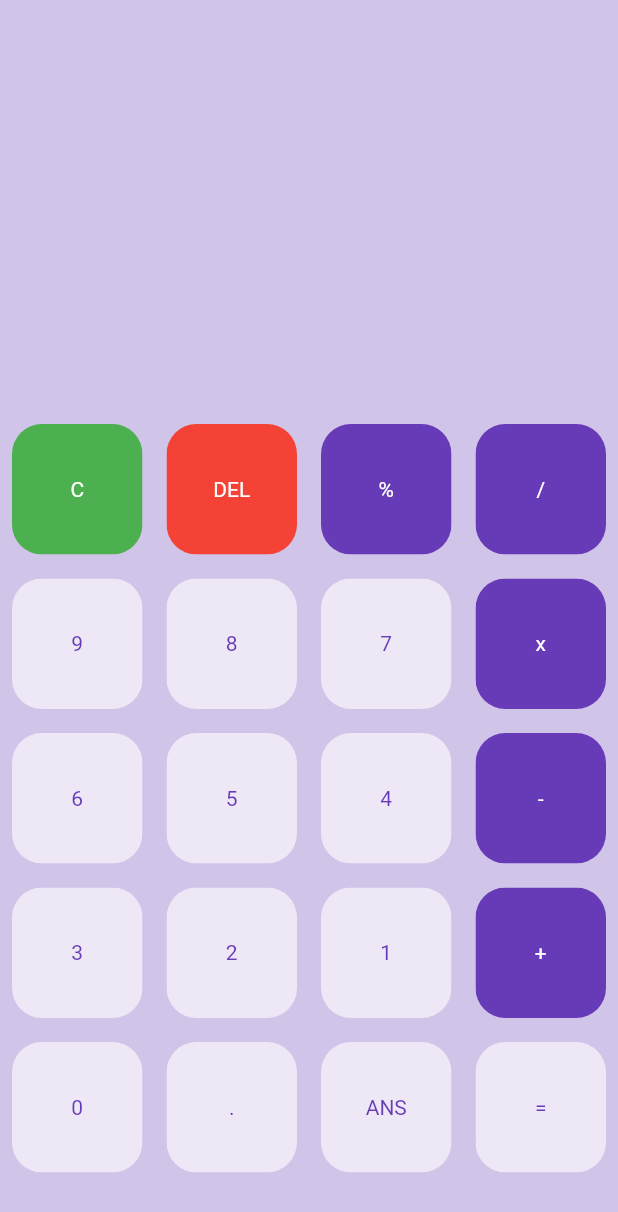
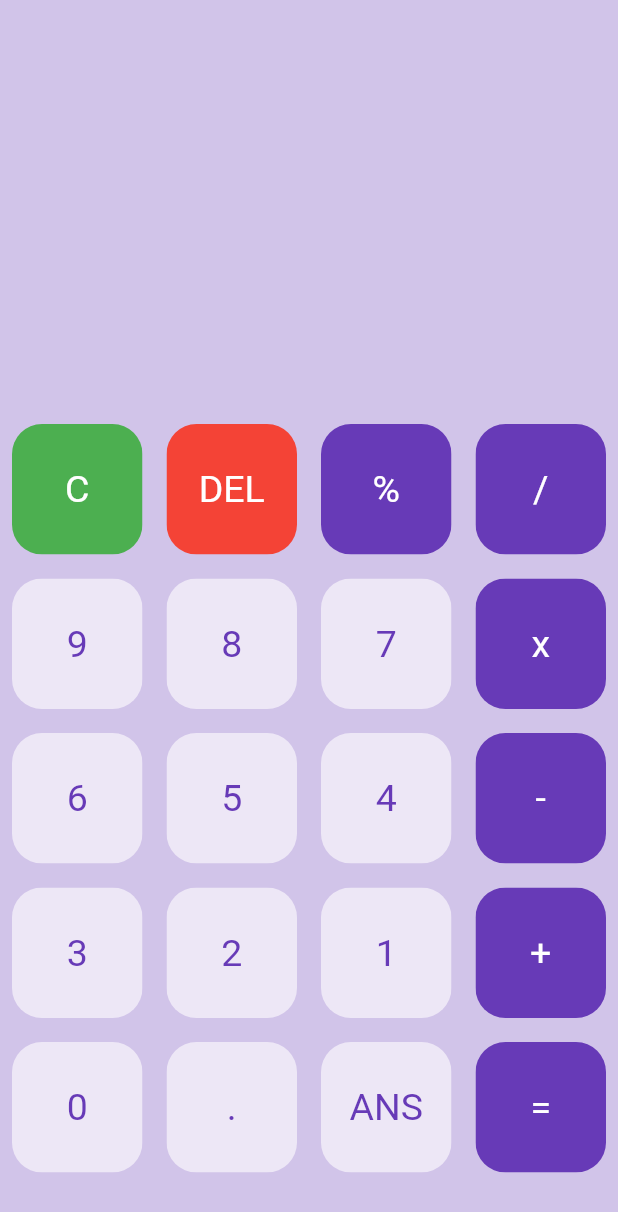
Before and after one commit to ariefhk/Calculator-App, a Flutter app: the screen it shows after launch, on a phone screen of 412 x 824 dp. Shown: the top 1212 px of the screen. Run offline on Flutter 3.47's test engine with Material 2 defaults, Android fonts, the phone set to English and light mode, and no system bars; our stand-ins replace math_expressions.

Commit message:
v1 calcu

```diff
--- a/calculator_app/lib/Model/button.dart
+++ b/calculator_app/lib/Model/button.dart
@@ -4,12 +4,19 @@ class MyButton extends StatelessWidget {
   final color;
   final textColor;
   final String buttonText;
+  final buttonTapped;
 
-  MyButton({this.color, this.textColor, required this.buttonText});
+  MyButton(
+      {this.color,
+      this.textColor,
+      required this.buttonText,
+      this.buttonTapped});
 
   @override
   Widget build(BuildContext context) {
-    return Padding(
+    return GestureDetector(
+      onTap: buttonTapped,
+      child: Padding(
         padding: const EdgeInsets.all(8.0),
         child: ClipRRect(
           borderRadius: BorderRadius.circular(20),
@@ -18,7 +25,8 @@ class MyButton extends StatelessWidget {
             child: Center(
               child: Text(
                 buttonText,
-              style: TextStyle(color: textColor),
+                style: TextStyle(color: textColor, fontSize: 25),
+              ),
             ),
           ),
         ),
--- a/calculator_app/lib/pages/calculator.dart
+++ b/calculator_app/lib/pages/calculator.dart
@@ -1,5 +1,6 @@
 import 'package:flutter/material.dart';
 import 'package:calculator_app/Model/button.dart';
+import 'package:math_expressions/math_expressions.dart';
 
 class Calculator extends StatefulWidget {
   const Calculator({Key? key}) : super(key: key);
@@ -32,13 +33,40 @@ class _CalculatorState extends State<Calculator> {
     '=',
   ];
 
+  String answer = '';
+  String question = '';
+
   @override
   Widget build(BuildContext context) {
     return Scaffold(
       backgroundColor: Colors.deepPurple[100],
       body: Column(
         children: [
-          Expanded(child: Container()),
+          Expanded(
+              child: Container(
+            child: Column(
+              mainAxisAlignment: MainAxisAlignment.spaceEvenly,
+              children: [
+                SizedBox(
+                  height: 50,
+                ),
+                Container(
+                    padding: EdgeInsets.all(20),
+                    alignment: Alignment.centerLeft,
+                    child: Text(
+                      question,
+                      style: TextStyle(fontSize: 35),
+                    )),
+                Container(
+                    padding: EdgeInsets.all(20),
+                    alignment: Alignment.centerRight,
+                    child: Text(
+                      answer,
+                      style: TextStyle(fontSize: 35),
+                    )),
+              ],
+            ),
+          )),
           Expanded(
               flex: 2,
               child: Container(
@@ -47,19 +75,47 @@ class _CalculatorState extends State<Calculator> {
                       gridDelegate: SliverGridDelegateWithFixedCrossAxisCount(
                           crossAxisCount: 4),
                       itemBuilder: (BuildContext context, int index) {
-                        if (buttons[index] == 'C') {
+                        if (index == 0) {
                           return MyButton(
+                              buttonTapped: () {
+                                setState(() {
+                                  question = '';
+                                  answer = '';
+                                });
+                              },
                               buttonText: buttons[index],
                               color: Colors.green,
                               textColor: Colors.white);
-                        } else if (buttons[index] == 'DEL') {
+                        } else if (index == 1) {
                           return MyButton(
+                            buttonTapped: () {
+                              setState(() {
+                                question =
+                                    question.substring(0, question.length - 1);
+                              });
+                            },
                             buttonText: buttons[index],
                             color: Colors.red,
                             textColor: Colors.white,
                           );
+                        } else if (index == buttons.length - 1) {
+                          return MyButton(
+                            buttonTapped: () {
+                              setState(() {
+                                equal();
+                              });
+                            },
+                            buttonText: buttons[index],
+                            color: Colors.deepPurple,
+                            textColor: Colors.white,
+                          );
                         } else {
                           return MyButton(
+                            buttonTapped: () {
+                              setState(() {
+                                question += buttons[index];
+                              });
+                            },
                             buttonText: buttons[index],
                             color: isOperator(buttons[index])
                                 ? Colors.deepPurple
@@ -81,4 +137,13 @@ class _CalculatorState extends State<Calculator> {
     }
     return false;
   }
+
+  void equal() {
+    question = question.replaceAll('x', '*');
+    Parser p = Parser();
+    Expression exp = p.parse(question);
+    ContextModel operator = ContextModel();
+    double eval = exp.evaluate(EvaluationType.REAL, operator);
+    answer = eval.toString();
+  }
 }
```
Also changed, not shown: calculator_app/pubspec.yaml (+4 -12 lines), calculator_app/pubspec.lock. Lines whose indentation alone changed are shown as unchanged.
